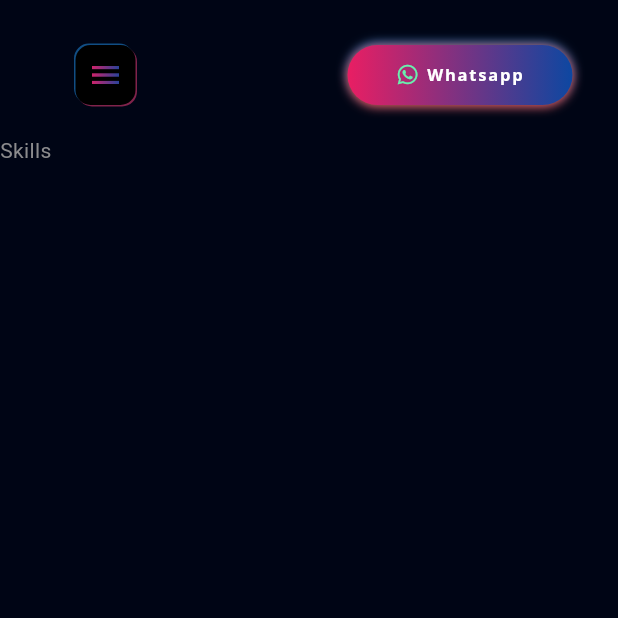
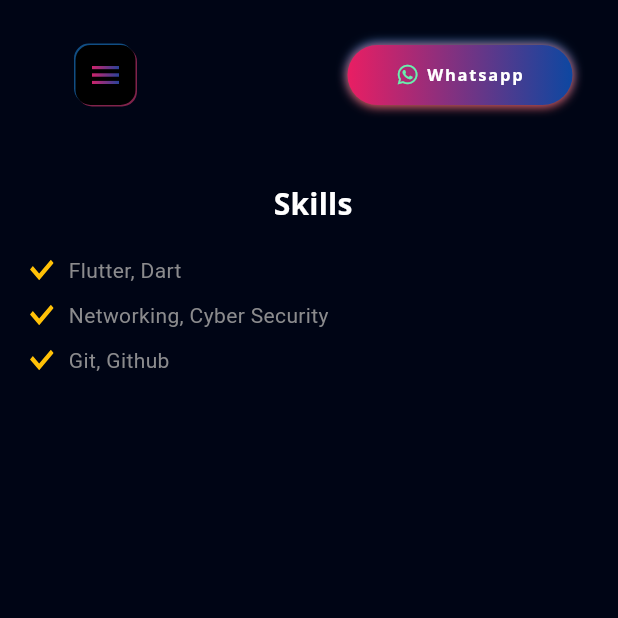
Before and after one commit to Naincy04/My-Portfolio-App, a Flutter app: the screen it shows after launch, swiped to page 4, on a phone screen of 412 x 824 dp, the top half of it. Run offline on Flutter 3.47's test engine with Material 3 defaults, Android fonts, the phone set to English and light mode, and no system bars; our stand-ins replace flutter_svg, font_awesome_flutter, get, google_fonts, photo_view.

```diff
--- a/lib/about_me/about_me.dart
+++ b/lib/about_me/about_me.dart
@@ -39,7 +39,7 @@ class AboutMe extends StatelessWidget {
                     ? const EdgeInsets.only(left: defaultPadding * 2)
                     : const EdgeInsets.only(left: defaultPadding * 4),
                 child: Text(
-                  'Lorem ipsum dolor sit amet, consectetur adipiscing elit, \nsed do eiusmod tempor incididunt ut labore et dolore magna aliqua.',
+                  'Passionate about turning ideas into reality through code! \n\nEnthusiastic Full Stack Developer passionate about creating scalable and robust applications. \n\nProficient in a variety of technologies including C, C++, Flutter, Dart, Firebase, HTML, CSS, JavaScript, and SQL Server.\n\nCurrently interning as a Flutter Developer at RIG GROUP, where I contribute to creating innovative and user-friendly mobile applications.',
                   style: Theme.of(context).textTheme.titleSmall!.copyWith(
                         color: primaryColor,
                         fontSize: 16,
--- a/lib/academics/academics.dart
+++ b/lib/academics/academics.dart
@@ -65,8 +65,8 @@ class Academics extends StatelessWidget {
               );
             },
           ),
-          const SizedBox(height: defaultPadding * 5),
-          const Text("Image"),
+          // const SizedBox(height: defaultPadding * 5),
+          // const Text("Image"),
         ],
       ),
     );
--- /dev/null
+++ b/lib/skills/knowledges.dart
@@ -0,0 +1,19 @@
+import 'package:flutter/material.dart';
+
+import 'knowledge.dart';
+
+class Knowledges extends StatelessWidget {
+  const Knowledges({super.key});
+
+  @override
+  Widget build(BuildContext context) {
+    return const Column(
+      crossAxisAlignment: CrossAxisAlignment.start,
+      children: [
+        KnowledgeText(knowledge: 'Flutter, Dart'),
+        KnowledgeText(knowledge: 'Networking, Cyber Security'),
+        KnowledgeText(knowledge: 'Git, Github'),
+      ],
+    );
+  }
+}
--- a/lib/skills/skills.dart
+++ b/lib/skills/skills.dart
@@ -1,10 +1,33 @@
 import 'package:flutter/material.dart';
+import 'package:flutter_portfolio/res/constants.dart';
+import 'package:flutter_portfolio/skills/knowledges.dart';
+import 'package:flutter_portfolio/view%20model/responsive.dart';
+import 'package:flutter_portfolio/view/projects/components/title_text.dart';
 
 class Skills extends StatelessWidget {
   const Skills({super.key});
 
   @override
   Widget build(BuildContext context) {
-    return const Text("Skills");
+    return AspectRatio(
+        aspectRatio: 1.23,
+        child: Container(
+            color: bgColor,
+            child: Padding(
+                padding: const EdgeInsets.only(
+                  top: defaultPadding / 2,
+                  left: defaultPadding,
+                  right: defaultPadding,
+                ),
+                child: Column(
+                    crossAxisAlignment: CrossAxisAlignment.start,
+                    mainAxisAlignment: MainAxisAlignment.start,
+                    children: [
+                      if (Responsive.isLargeMobile(context))
+                        const SizedBox(height: defaultPadding),
+                      const TitleText(prefix: '', title: 'Skills'),
+                      const SizedBox(height: defaultPadding),
+                      const Knowledges(),
+                    ]))));
   }
 }
```
Also changed, not shown: lib/about_me/knowledges.dart (deleted, +0 -27 lines), lib/view/intro/components/download_button.dart (+16 -9 lines), lib/skills/knowledge.dart (renamed from lib/about_me/knowledge.dart), lib/skills/my_skill.dart (renamed from lib/about_me/my_skill.dart), 1 other file.
